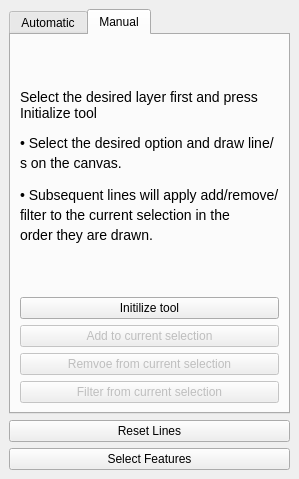
This is selectLines.ui in Shai2u/select_lines_by_drawing as Qt 5 draws it before an edit. The edited form follows.
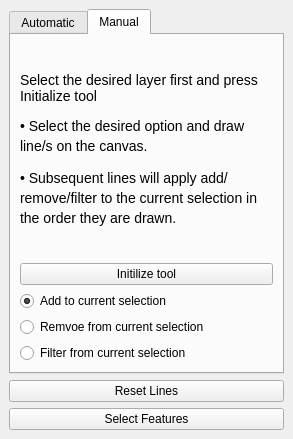
This is the edited form. The open tabs and pages were chosen to show the change.

Commit message: Remove buttons leave only radio buttons

Diff of the .ui file:
```diff
--- a/selectLines.ui
+++ b/selectLines.ui
@@ -6,8 +6,8 @@
    <rect>
     <x>0</x>
     <y>0</y>
-    <width>299</width>
-    <height>479</height>
+    <width>293</width>
+    <height>439</height>
    </rect>
   </property>
   <property name="windowTitle">
@@ -94,48 +94,24 @@
            </widget>
           </item>
           <item row="2" column="0">
-           <widget class="QPushButton" name="pushButton_add_lines">
-            <property name="enabled">
-             <bool>false</bool>
-            </property>
-            <property name="sizePolicy">
-             <sizepolicy hsizetype="Expanding" vsizetype="Fixed">
-              <horstretch>0</horstretch>
-              <verstretch>0</verstretch>
-             </sizepolicy>
-            </property>
+           <widget class="QRadioButton" name="radioButton_add_lines">
             <property name="text">
              <string>Add to current selection</string>
             </property>
+            <property name="checked">
+             <bool>true</bool>
+            </property>
            </widget>
           </item>
           <item row="4" column="0">
-           <widget class="QPushButton" name="pushButton_filter_lines">
-            <property name="enabled">
-             <bool>false</bool>
-            </property>
-            <property name="sizePolicy">
-             <sizepolicy hsizetype="Expanding" vsizetype="Fixed">
-              <horstretch>0</horstretch>
-              <verstretch>0</verstretch>
-             </sizepolicy>
-            </property>
+           <widget class="QRadioButton" name="radioButton_filter_lines">
             <property name="text">
              <string>Filter from current selection</string>
             </property>
            </widget>
           </item>
           <item row="3" column="0">
-           <widget class="QPushButton" name="pushButton_remove_lines">
-            <property name="enabled">
-             <bool>false</bool>
-            </property>
-            <property name="sizePolicy">
-             <sizepolicy hsizetype="Expanding" vsizetype="Fixed">
-              <horstretch>0</horstretch>
-              <verstretch>0</verstretch>
-             </sizepolicy>
-            </property>
+           <widget class="QRadioButton" name="radioButton_remove_lines">
             <property name="text">
              <string>Remvoe from current selection</string>
             </property>
```
